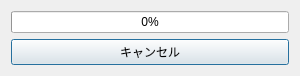
Old version of the form gtfs_go_loader_base.ui in the repository MIERUNE/GTFS-GO.
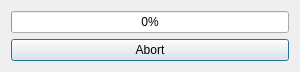
New version of the form.

The edit to the form file:
```diff
--- a/gtfs_go_loader_base.ui
+++ b/gtfs_go_loader_base.ui
@@ -49,7 +49,7 @@
           </sizepolicy>
          </property>
          <property name="text">
-          <string>キャンセル</string>
+          <string>Abort</string>
          </property>
         </widget>
        </item>
```
